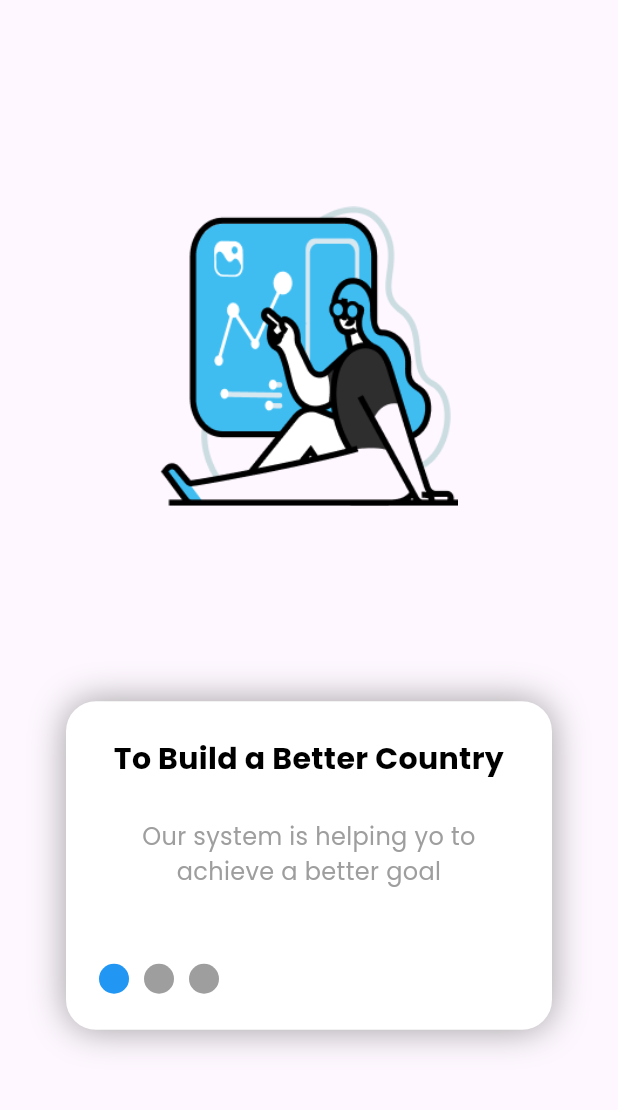
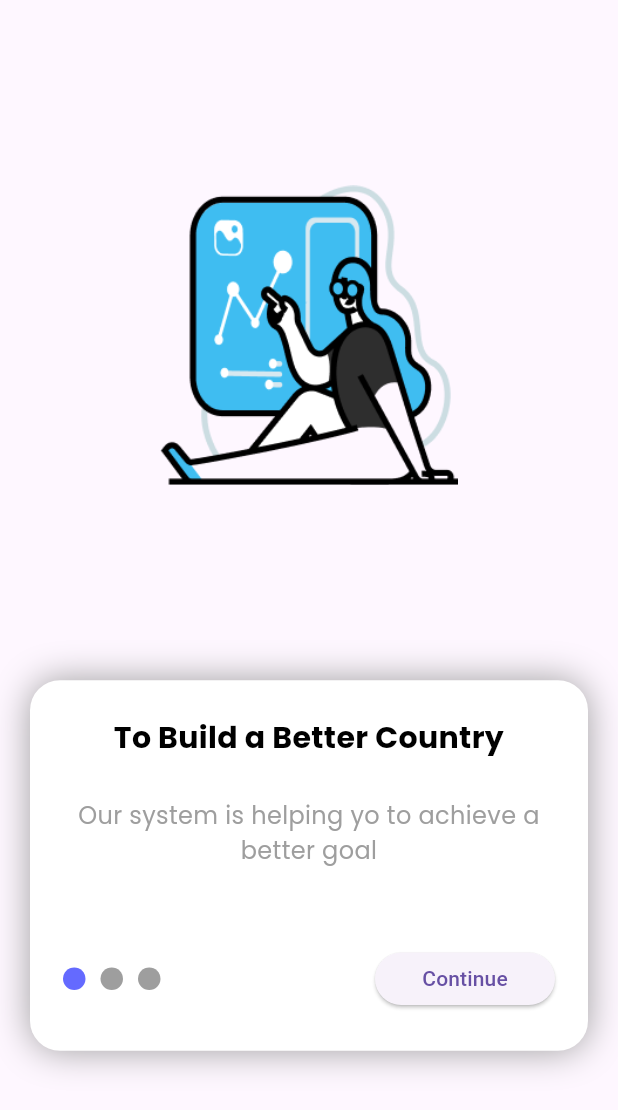
Before and after one commit to Royhan2123/Aplikasi-Mbanking, a Flutter app: the screen it shows after launch, on a phone screen of 412 x 824 dp. Shown: the top 1110 px of the screen. Run offline on Flutter 3.47's test engine with Material 3 defaults, Android fonts, the phone set to English and light mode, and no system bars; drawn by our look-alikes of carousel_slider; our stand-ins replace google_fonts.

Commit message:
on Boarding

```diff
--- a/lib/ui/on_boarding.dart
+++ b/lib/ui/on_boarding.dart
@@ -56,7 +56,6 @@ class _OnBoardingState extends State<OnBoarding> {
                 height: 130,
               ),
               Container(
-                margin: const EdgeInsets.symmetric(horizontal: 24),
                 padding:
                     const EdgeInsets.symmetric(horizontal: 22, vertical: 24),
                 decoration: BoxDecoration(
@@ -90,69 +89,18 @@ class _OnBoardingState extends State<OnBoarding> {
                       textAlign: TextAlign.center,
                     ),
                     SizedBox(
-                      height: currentIndex == 2 ? 38 : 50,
+                      height: currentIndex == 2 ? 50 : 50,
                     ),
-                    currentIndex == 2
-                        ? Column(
-                            children: [
-                              Column(
-                                children: [
-                                  SizedBox(
-                                    width: double.infinity,
-                                    height: 40,
-                                    child: ElevatedButton(
-                                      style: ElevatedButton.styleFrom(
-                                          foregroundColor: Colors.lightBlue,
-                                          backgroundColor: Colors.purple,
-                                          shape: RoundedRectangleBorder(
-                                              borderRadius:
-                                                  BorderRadius.circular(30))),
-                                      onPressed: () {
-                                        Navigator.pushNamed(
-                                          context,
-                                          '/loginPage',
-                                        );
-                                      },
-                                      child: Text(
-                                        'Get Started',
-                                        style: whiteStyle.copyWith(
-                                          fontSize: 16,
-                                          fontWeight: FontWeight.bold,
-                                        ),
-                                      ),
-                                    ),
-                                  ),
-                                  const SizedBox(
-                                    height: 20,
-                                  ),
-                                  TextButton(
-                                    onPressed: () {
-                                      Navigator.pushNamed(
-                                        context,
-                                        '/signIn',
-                                      );
-                                    },
-                                    child: Text(
-                                      "Sign In",
-                                      style: greyStyle.copyWith(
-                                        fontSize: 16,
-                                      ),
-                                    ),
-                                  ),
-                                ],
-                              )
-                            ],
-                          )
-                        : Row(
+                    Row(
                       children: [
                         Container(
                           decoration: BoxDecoration(
                               color: currentIndex == 0
-                                        ? Colors.blue
+                                  ? const Color.fromARGB(255, 100, 106, 255)
                                   : Colors.grey,
                               shape: BoxShape.circle),
-                                width: 20,
-                                height: 20,
+                          width: 15,
+                          height: 15,
                         ),
                         const SizedBox(
                           width: 10,
@@ -160,11 +108,11 @@ class _OnBoardingState extends State<OnBoarding> {
                         Container(
                           decoration: BoxDecoration(
                               color: currentIndex == 1
-                                        ? Colors.blue
+                                  ? const Color.fromARGB(255, 100, 106, 255)
                                   : Colors.grey,
                               shape: BoxShape.circle),
-                                width: 20,
-                                height: 20,
+                          width: 15,
+                          height: 15,
                         ),
                         const SizedBox(
                           width: 10,
@@ -172,11 +120,27 @@ class _OnBoardingState extends State<OnBoarding> {
                         Container(
                           decoration: BoxDecoration(
                               color: currentIndex == 2
-                                        ? Colors.blue
+                                  ? const Color.fromARGB(255, 100, 106, 255)
                                   : Colors.grey,
                               shape: BoxShape.circle),
-                                width: 20,
-                                height: 20,
+                          width: 15,
+                          height: 15,
+                        ),
+                        const Expanded(
+                          child: Column(),
+                        ),
+                        ElevatedButton(
+                          style: ElevatedButton.styleFrom(
+                            minimumSize: const Size(120, 35),
+                          ),
+                          onPressed: () {
+                            setState(() {
+                              controller.nextPage();
+                            });
+                          },
+                          child: Text(
+                            currentIndex == 2 ? "Get Started" : "Continue",
+                          ),
                         ),
                       ],
                     ),
```
Lines whose indentation alone changed are shown as unchanged.
